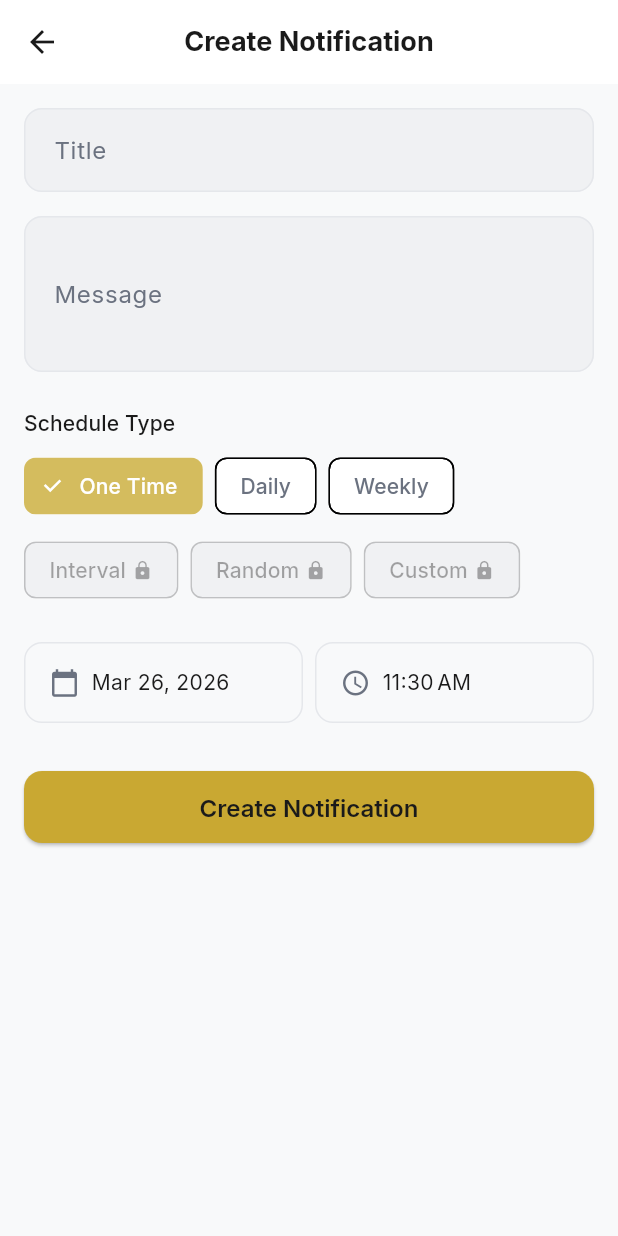
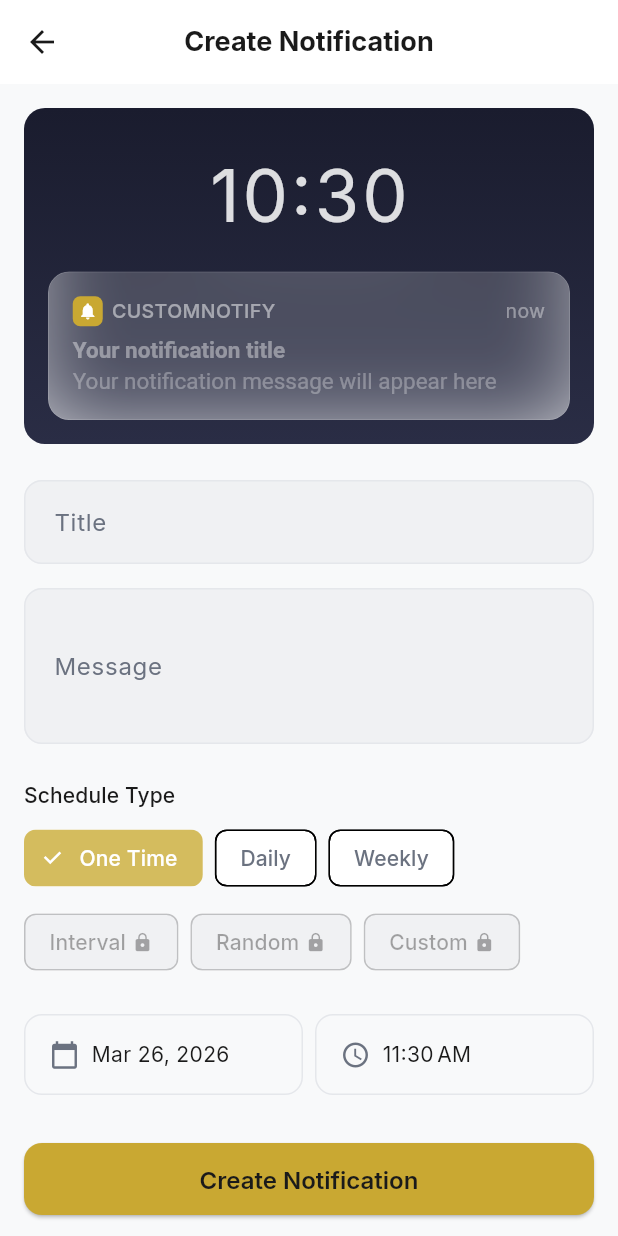
Before and after one commit to bobbyburns1989/customnotifications, a Flutter app: the CreateScreen screen opened by its route, on a phone screen of 412 x 824 dp. Run offline on Flutter 3.47's test engine with Material 3 defaults, Android fonts, the phone set to English and light mode, and no system bars; our stand-ins replace drift, flutter_local_notifications, flutter_riverpod, flutter_timezone, freezed_annotation, go_router and 2 more; missing offline and left inert: purchases_flutter, workmanager; accounts and stored records are empty; generated files the repository leaves out were written again; statements that could not run were skipped.

Commit message:
Add iOS-style lock-screen notification preview to Create screen
Adds a live preview widget at the top of the Create/Edit form that shows
exactly how the notification will appear on the user's lock screen.
Features dark wallpaper background with gradient, frosted-glass card
(BackdropFilter blur), app icon + "CUSTOMNOTIFY" header, title/body with
real-time updates, and placeholder text when fields are empty. Includes
implicit animations on text style changes for smooth transitions.

Co-Authored-By: Claude Opus 4.6 (1M context) <noreply@anthropic.com>

```diff
--- a/lib/presentation/screens/create/create_screen.dart
+++ b/lib/presentation/screens/create/create_screen.dart
@@ -10,6 +10,7 @@ import 'package:custom_notify/core/constants/app_strings.dart';
 import 'package:custom_notify/domain/models/schedule_type.dart';
 import 'package:custom_notify/domain/services/template_service.dart';
 import 'package:custom_notify/presentation/providers/create_notification_provider.dart';
+import 'package:custom_notify/presentation/shared/lock_screen_preview.dart';
 
 /// Create or edit a notification.
 ///
@@ -110,6 +111,14 @@ class _CreateScreenState extends ConsumerState<CreateScreen> {
       child: Column(
         crossAxisAlignment: CrossAxisAlignment.stretch,
         children: [
+          // --- Live lock-screen preview ---
+          // Updates in real-time as the user types title and body.
+          LockScreenPreview(
+            title: state.draft.title,
+            body: state.draft.body,
+          ),
+          const SizedBox(height: AppSizes.spacingLg),
+
           // --- Error banner ---
           if (state.errorMessage != null) ...[
             Container(
--- /dev/null
+++ b/lib/presentation/shared/lock_screen_preview.dart
@@ -0,0 +1,211 @@
+import 'dart:ui';
+
+import 'package:flutter/material.dart';
+
+import 'package:custom_notify/core/constants/app_colors.dart';
+import 'package:custom_notify/core/constants/app_sizes.dart';
+
+/// Realistic iOS-style lock-screen notification preview.
+///
+/// Shows a frosted-glass notification card on a dark wallpaper background,
+/// mimicking how the notification will appear on the user's lock screen.
+/// Updates live as the user types in the Create/Edit form.
+///
+/// Layout (matches iOS 17 notification style):
+/// ┌─────────────────────────────────────────┐
+/// │  [icon] CUSTOMNOTIFY            now     │
+/// │  Title (bold)                           │
+/// │  Body text (regular, up to 4 lines)     │
+/// └─────────────────────────────────────────┘
+class LockScreenPreview extends StatelessWidget {
+  const LockScreenPreview({
+    super.key,
+    required this.title,
+    required this.body,
+  });
+
+  /// Notification title — shows placeholder when empty.
+  final String title;
+
+  /// Notification body — shows placeholder when empty.
+  final String body;
+
+  @override
+  Widget build(BuildContext context) {
+    final displayTitle = title.isNotEmpty ? title : 'Your notification title';
+    final displayBody =
+        body.isNotEmpty ? body : 'Your notification message will appear here';
+    final isEmpty = title.isEmpty && body.isEmpty;
+
+    return Container(
+      // Dark wallpaper-style background to simulate lock screen.
+      padding: const EdgeInsets.fromLTRB(
+        AppSizes.spacingMd,
+        AppSizes.spacingLg,
+        AppSizes.spacingMd,
+        AppSizes.spacingMd,
+      ),
+      decoration: BoxDecoration(
+        // Dark gradient simulating an iOS wallpaper.
+        gradient: const LinearGradient(
+          begin: Alignment.topCenter,
+          end: Alignment.bottomCenter,
+          colors: [
+            Color(0xFF1A1C2E),
+            Color(0xFF2A2D45),
+          ],
+        ),
+        borderRadius: BorderRadius.circular(AppSizes.radiusLg),
+      ),
+      child: Column(
+        children: [
+          // Lock screen time display (cosmetic, adds realism).
+          _LockScreenTime(),
+          const SizedBox(height: AppSizes.spacingMd),
+
+          // The notification card itself.
+          ClipRRect(
+            borderRadius: BorderRadius.circular(AppSizes.radiusLg),
+            child: BackdropFilter(
+              filter: ImageFilter.blur(sigmaX: 30, sigmaY: 30),
+              child: AnimatedContainer(
+                duration: const Duration(milliseconds: 200),
+                curve: Curves.easeOut,
+                width: double.infinity,
+                padding: const EdgeInsets.all(AppSizes.spacingMd),
+                decoration: BoxDecoration(
+                  // Frosted glass effect — translucent white over blur.
+                  color: Colors.white.withValues(alpha: 0.18),
+                  borderRadius: BorderRadius.circular(AppSizes.radiusLg),
+                  border: Border.all(
+                    color: Colors.white.withValues(alpha: 0.2),
+                    width: 0.5,
+                  ),
+                ),
+                child: Column(
+                  crossAxisAlignment: CrossAxisAlignment.start,
+                  children: [
+                    // App header row: icon + app name + timestamp.
+                    _NotificationHeader(isEmpty: isEmpty),
+                    const SizedBox(height: 6),
+
+                    // Title.
+                    AnimatedDefaultTextStyle(
+                      duration: const Duration(milliseconds: 200),
+                      style: TextStyle(
+                        fontSize: 15,
+                        fontWeight: FontWeight.w600,
+                        color: isEmpty
+                            ? Colors.white.withValues(alpha: 0.4)
+                            : Colors.white,
+                        height: 1.3,
+                      ),
+                      child: Text(
+                        displayTitle,
+                        maxLines: 1,
+                        overflow: TextOverflow.ellipsis,
+                      ),
+                    ),
+                    const SizedBox(height: 2),
+
+                    // Body.
+                    AnimatedDefaultTextStyle(
+                      duration: const Duration(milliseconds: 200),
+                      style: TextStyle(
+                        fontSize: 15,
+                        fontWeight: FontWeight.w400,
+                        color: isEmpty
+                            ? Colors.white.withValues(alpha: 0.3)
+                            : Colors.white.withValues(alpha: 0.9),
+                        height: 1.3,
+                      ),
+                      child: Text(
+                        displayBody,
+                        maxLines: 4,
+                        overflow: TextOverflow.ellipsis,
+                      ),
+                    ),
+                  ],
+                ),
+              ),
+            ),
+          ),
+        ],
+      ),
+    );
+  }
+}
+
+/// App header row mimicking iOS notification style:
+/// [small app icon]  CUSTOMNOTIFY           now
+class _NotificationHeader extends StatelessWidget {
+  const _NotificationHeader({required this.isEmpty});
+
+  final bool isEmpty;
+
+  @override
+  Widget build(BuildContext context) {
+    return Row(
+      children: [
+        // Small app icon (gold circle with bell).
+        Container(
+          width: 20,
+          height: 20,
+          decoration: const BoxDecoration(
+            color: AppColors.gold,
+            borderRadius: BorderRadius.all(Radius.circular(5)),
+          ),
+          child: const Icon(
+            Icons.notifications,
+            size: 13,
+            color: Colors.white,
+          ),
+        ),
+        const SizedBox(width: 6),
+
+        // App name.
+        Text(
+          'CUSTOMNOTIFY',
+          style: TextStyle(
+            fontSize: 13,
+            fontWeight: FontWeight.w500,
+            color: Colors.white.withValues(alpha: 0.5),
+            letterSpacing: 0.3,
+          ),
+        ),
+        const Spacer(),
+
+        // Timestamp.
+        Text(
+          'now',
+          style: TextStyle(
+            fontSize: 13,
+            fontWeight: FontWeight.w400,
+            color: Colors.white.withValues(alpha: 0.4),
+          ),
+        ),
+      ],
+    );
+  }
+}
+
+/// Cosmetic lock-screen time display for realism.
+/// Shows the current time in large text like an iOS lock screen.
+class _LockScreenTime extends StatelessWidget {
+  @override
+  Widget build(BuildContext context) {
+    final now = TimeOfDay.now();
+    final hour = now.hourOfPeriod == 0 ? 12 : now.hourOfPeriod;
+    final minute = now.minute.toString().padLeft(2, '0');
+
+    return Text(
+      '$hour:$minute',
+      style: TextStyle(
+        fontSize: 48,
+        fontWeight: FontWeight.w200,
+        color: Colors.white.withValues(alpha: 0.85),
+        letterSpacing: 2,
+      ),
+    );
+  }
+}
```
Also changed, not shown: 1 other file.
